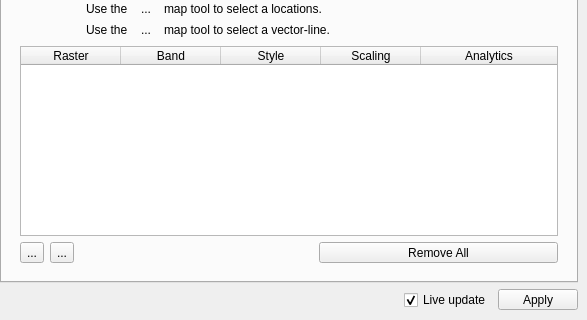
Before: the Qt Designer form enmapbox/eo4qapps/profileanalyticsapp/profileanalyticsdockwidget.ui in EnMAP-Box/enmap-box, drawn with Qt 5; both pictures show x 394 to 981 and y 111 to 431 of the 981 by 431 pixel window.
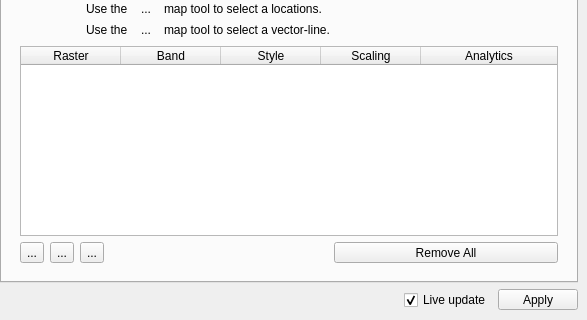
After: the same form once the commit is applied. Icons and pictures are not drawn. Custom widgets are drawn as their Qt base class.

Diff of the .ui file:
```diff
--- a/enmapbox/eo4qapps/profileanalyticsapp/profileanalyticsdockwidget.ui
+++ b/enmapbox/eo4qapps/profileanalyticsapp/profileanalyticsdockwidget.ui
@@ -387,6 +387,23 @@
                  </property>
                 </widget>
                </item>
+               <item>
+                <widget class="QToolButton" name="mEditUserFunction">
+                 <property name="text">
+                  <string>...</string>
+                 </property>
+                 <property name="icon">
+                  <iconset>
+                   <normaloff>:/images/themes/default/console/iconShowEditorConsole.svg</normaloff>:/images/themes/default/console/iconShowEditorConsole.svg</iconset>
+                 </property>
+                 <property name="popupMode">
+                  <enum>QToolButton::InstantPopup</enum>
+                 </property>
+                 <property name="arrowType">
+                  <enum>Qt::NoArrow</enum>
+                 </property>
+                </widget>
+               </item>
                <item>
                 <spacer name="horizontalSpacer_2">
                  <property name="orientation">
```
